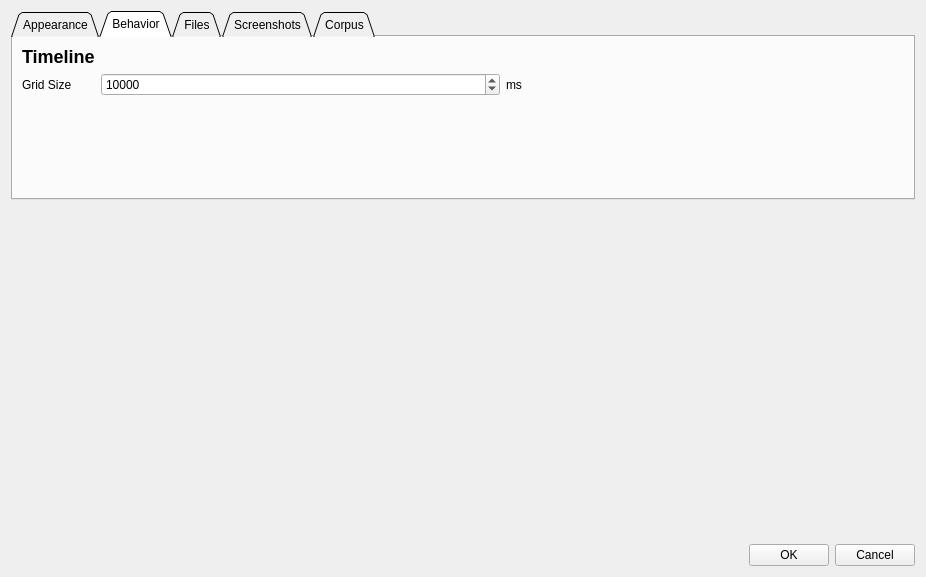
FilmColors/VIAN, file qt_ui/DialogPreferences.ui: the form before one commit.
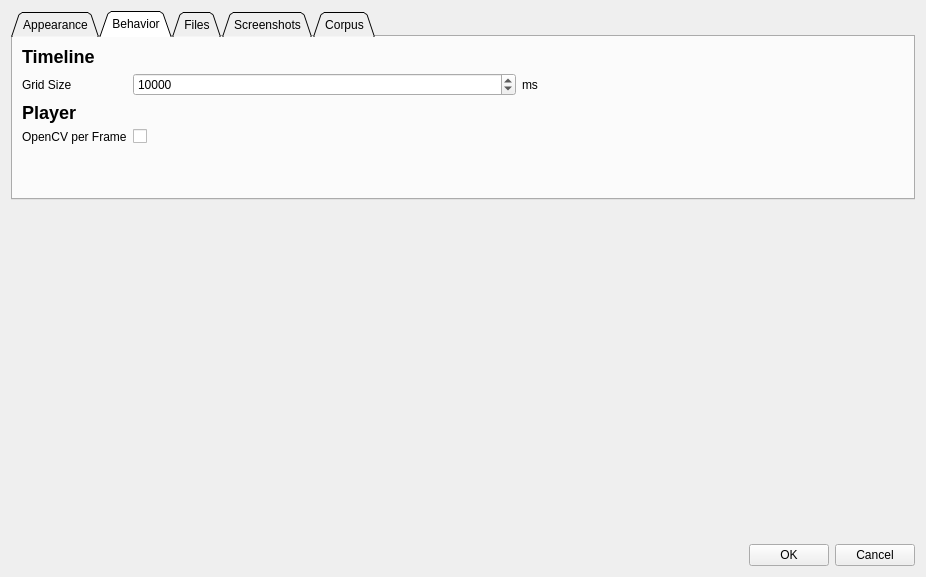
The form after the commit. The open tabs and pages were chosen to show the change.

```diff
--- a/qt_ui/DialogPreferences.ui
+++ b/qt_ui/DialogPreferences.ui
@@ -142,6 +142,27 @@
            </property>
           </widget>
          </item>
+         <item row="2" column="0">
+          <widget class="QLabel" name="label_20">
+           <property name="text">
+            <string>&lt;html&gt;&lt;head/&gt;&lt;body&gt;&lt;p&gt;&lt;span style=&quot; font-size:x-large; font-weight:600;&quot;&gt;Player&lt;/span&gt;&lt;/p&gt;&lt;/body&gt;&lt;/html&gt;</string>
+           </property>
+          </widget>
+         </item>
+         <item row="3" column="0">
+          <widget class="QLabel" name="label_21">
+           <property name="text">
+            <string>OpenCV per Frame</string>
+           </property>
+          </widget>
+         </item>
+         <item row="3" column="1">
+          <widget class="QCheckBox" name="checkBox_OpenCV">
+           <property name="text">
+            <string/>
+           </property>
+          </widget>
+         </item>
         </layout>
        </item>
       </layout>
```
Left out of the diff: 2 changed lines with no effect on the pictures.
